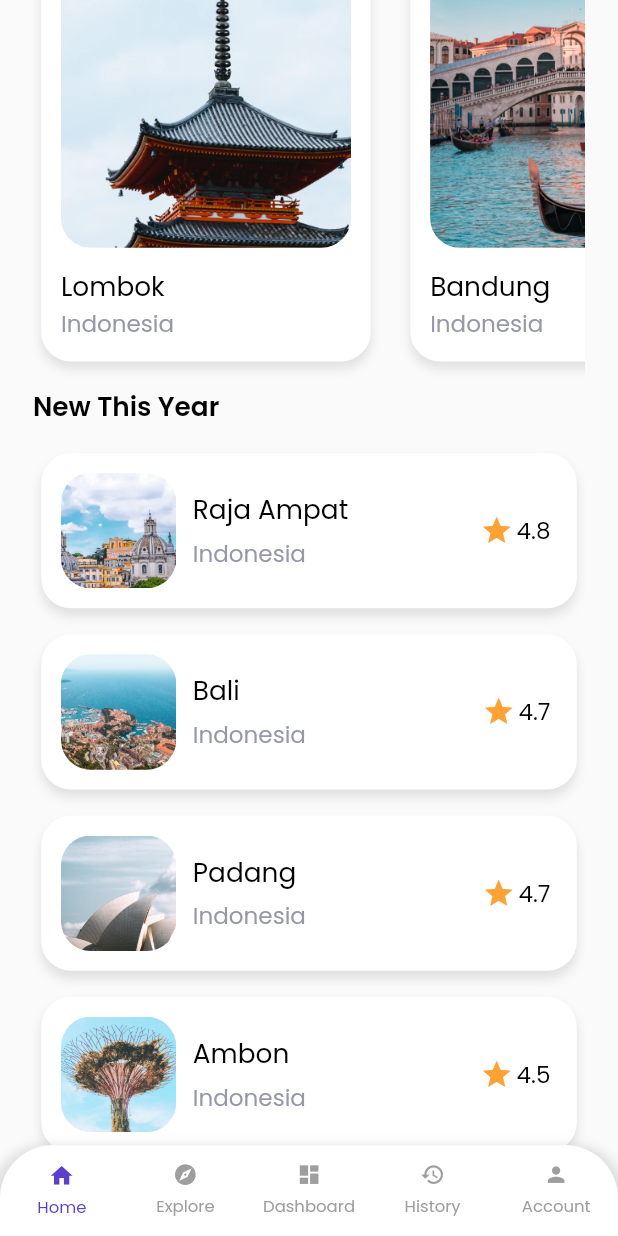
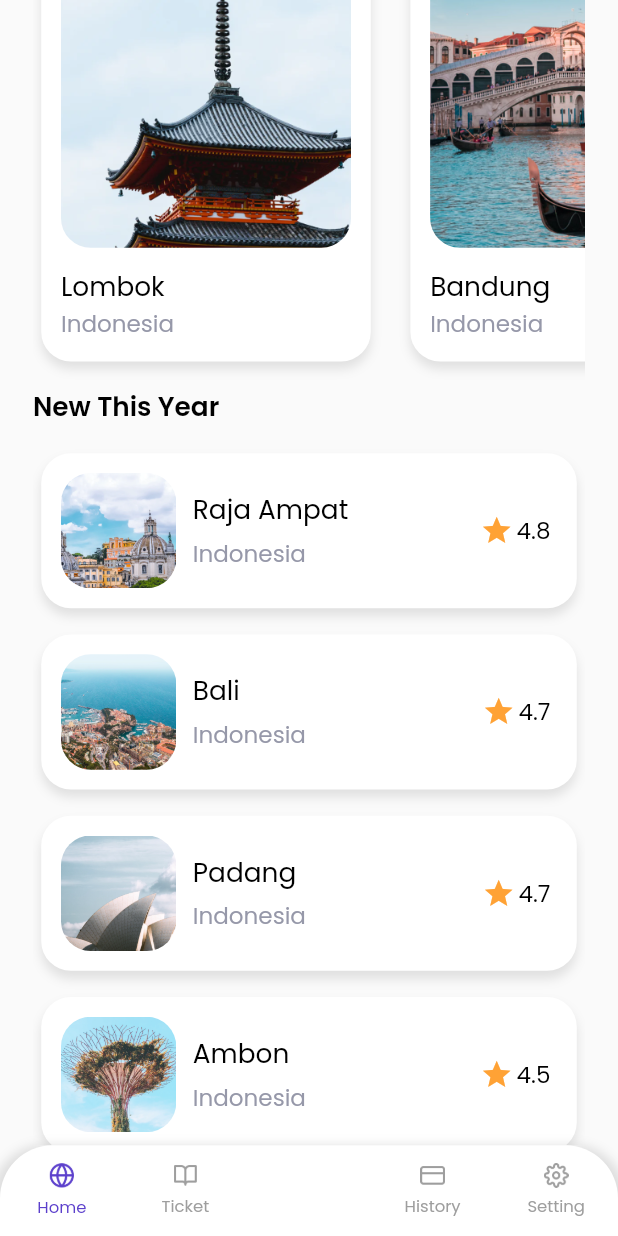
Before and after one commit to fathulaziss/airpedia, a Flutter app: the HomeView screen opened by its route, scrolled down 220 dp, on a phone screen of 412 x 824 dp. Run offline on Flutter 3.47's test engine with Material 2 defaults, Android fonts, the phone set to English and light mode, and no system bars; our stand-ins replace cloud_firestore, dio, dropdown_button2, equatable, firebase_auth, firebase_core and 10 more; missing offline and left inert: colored_json, easy_mask, flutter_jailbreak_detection; accounts and stored records are empty; project files that could hold a hidden picture were left out.

Commit message:
update custom bottom navbar

```diff
--- a/lib/app/modules/home/tab/tab_account.dart
+++ /dev/null
@@ -1,10 +0,0 @@
-import 'package:flutter/material.dart';
-
-class TabAccount extends StatelessWidget {
-  const TabAccount({Key? key}) : super(key: key);
-
-  @override
-  Widget build(BuildContext context) {
-    return const Center(child: Text('Tab Account is Working'));
-  }
-}
--- a/lib/app/modules/home/tab/tab_dashboard.dart
+++ /dev/null
@@ -1,10 +0,0 @@
-import 'package:flutter/material.dart';
-
-class TabDashboard extends StatelessWidget {
-  const TabDashboard({Key? key}) : super(key: key);
-
-  @override
-  Widget build(BuildContext context) {
-    return const Center(child: Text('Tab Dashboard is Working'));
-  }
-}
--- /dev/null
+++ b/lib/app/modules/home/tab/tab_setting.dart
@@ -0,0 +1,10 @@
+import 'package:flutter/material.dart';
+
+class TabSetting extends StatelessWidget {
+  const TabSetting({Key? key}) : super(key: key);
+
+  @override
+  Widget build(BuildContext context) {
+    return const Center(child: Text('Tab Setting is Working'));
+  }
+}
--- /dev/null
+++ b/lib/app/modules/home/tab/tab_ticket.dart
@@ -0,0 +1,10 @@
+import 'package:flutter/material.dart';
+
+class TabTicket extends StatelessWidget {
+  const TabTicket({Key? key}) : super(key: key);
+
+  @override
+  Widget build(BuildContext context) {
+    return const Center(child: Text('Tab Ticket is Working'));
+  }
+}
--- a/lib/app/modules/home/views/home_view.dart
+++ b/lib/app/modules/home/views/home_view.dart
@@ -1,9 +1,8 @@
 import 'package:airpedia/app/modules/home/controllers/home_controller.dart';
-import 'package:airpedia/app/modules/home/tab/tab_account.dart';
-import 'package:airpedia/app/modules/home/tab/tab_dashboard.dart';
-import 'package:airpedia/app/modules/home/tab/tab_explore.dart';
 import 'package:airpedia/app/modules/home/tab/tab_history.dart';
 import 'package:airpedia/app/modules/home/tab/tab_home.dart';
+import 'package:airpedia/app/modules/home/tab/tab_setting.dart';
+import 'package:airpedia/app/modules/home/tab/tab_ticket.dart';
 import 'package:airpedia/widgets/others/custom_bottom_navbar.dart';
 import 'package:flutter/material.dart';
 import 'package:get/get.dart';
@@ -27,10 +26,9 @@ class HomeView extends GetView<HomeController> {
           physics: const NeverScrollableScrollPhysics(),
           children: const [
             TabHome(),
-            TabExplore(),
-            TabDashboard(),
+            TabTicket(),
             TabHistory(),
-            TabAccount(),
+            TabSetting(),
           ],
         ),
       );
--- a/lib/widgets/others/custom_bottom_navbar.dart
+++ b/lib/widgets/others/custom_bottom_navbar.dart
@@ -1,5 +1,6 @@
 import 'package:airpedia/styles/colors.dart';
 import 'package:airpedia/styles/styles.dart';
+import 'package:airpedia/utils/app_asset.dart';
 import 'package:flutter/material.dart';
 import 'package:flutter_screenutil/flutter_screenutil.dart';
 import 'package:get/get.dart';
@@ -39,37 +40,27 @@ class CustomBottomNavBar extends StatelessWidget {
           ItemNavbar(
             isSelected: selectedIndex == 0,
             label: 'Home',
-            // assetIcon: AppAsset.icon('ic_home.png'),
-            icon: Icons.home,
+            assetIcon: AppAsset.icon('ic_home.png'),
             onTap: () => onTap(0),
           ),
           ItemNavbar(
             isSelected: selectedIndex == 1,
-            label: 'Explore',
-            // assetIcon: AppAsset.icon('ic_opac.png'),
-            icon: Icons.explore,
+            label: 'Ticket',
+            assetIcon: AppAsset.icon('ic_ticket.png'),
             onTap: () => onTap(1),
           ),
+          SizedBox(width: Get.width / 5),
           ItemNavbar(
             isSelected: selectedIndex == 2,
-            label: 'Dashboard',
-            // assetIcon: AppAsset.icon('ic_dashboard.png'),
-            icon: Icons.dashboard,
+            label: 'History',
+            assetIcon: AppAsset.icon('ic_history.png'),
             onTap: () => onTap(2),
           ),
           ItemNavbar(
             isSelected: selectedIndex == 3,
-            label: 'History',
-            // assetIcon: AppAsset.icon('ic_history.png'),
-            icon: Icons.history,
+            label: 'Setting',
+            assetIcon: AppAsset.icon('ic_setting.png'),
             onTap: () => onTap(3),
-          ),
-          ItemNavbar(
-            isSelected: selectedIndex == 4,
-            label: 'Account',
-            // assetIcon: AppAsset.icon('ic_account.png'),
-            icon: Icons.person,
-            onTap: () => onTap(4),
           ),
         ],
       ),
```
Also changed, not shown: lib/app/modules/home/tab/tab_explore.dart (deleted, +0 -10 lines), assets/icons/ic_history.png (added), assets/icons/ic_home.png (added), assets/icons/ic_setting.png (added), assets/icons/ic_ticket.png (added).
